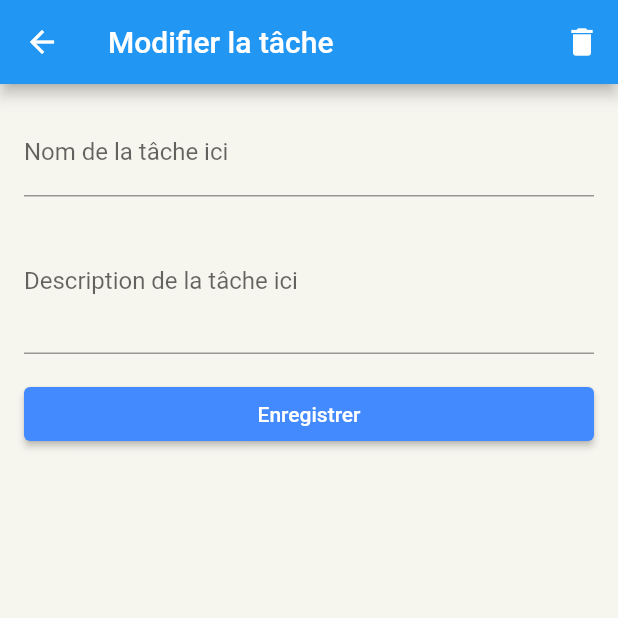
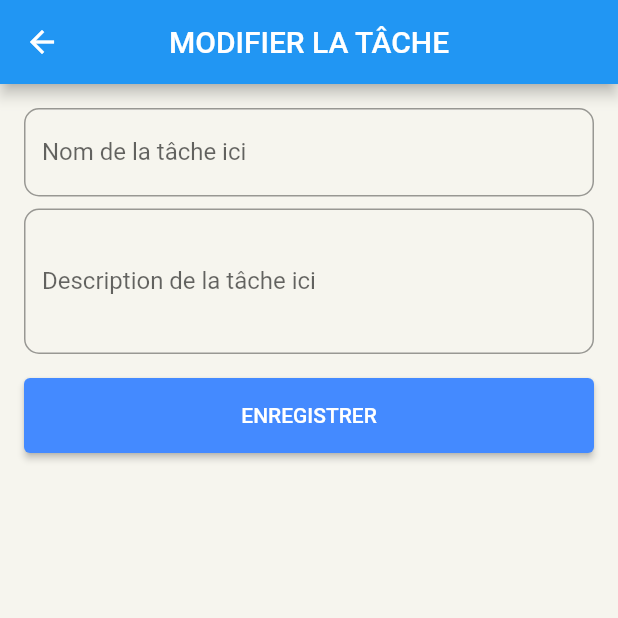
Before and after one commit to ISSIAGA-CONDE224/todo-app-firebase, a Flutter app: the EditTodoPage screen opened directly with empty values, on a phone screen of 412 x 824 dp, the top half of it. Run offline on Flutter 3.47's test engine with Material 2 defaults, Android fonts, the phone set to English and light mode, and no system bars; our stand-ins replace cloud_firestore, firebase_core, flutter_slidable; accounts and stored records are empty.

```diff
--- a/lib/main.dart
+++ b/lib/main.dart
@@ -5,6 +5,7 @@ import 'package:todo_app_firestore_example/page/home_page.dart';
 import 'package:todo_app_firestore_example/provider/todos.dart';
 
 Future main() async {
+  // initialisation de firebase
   WidgetsFlutterBinding.ensureInitialized();
   await Firebase.initializeApp();
 
--- a/lib/model/todo.dart
+++ b/lib/model/todo.dart
@@ -1,5 +1,8 @@
 import 'package:flutter/cupertino.dart';
 import 'package:todo_app_firestore_example/utils.dart';
+
+
+
 
 class TodoField {
   static const createdTime = 'createdTime';
@@ -19,7 +22,6 @@ class Todo {
     this.id,
     this.isDone = false,
   });
-
   static Todo fromJson(Map<String, dynamic> json) => Todo(
         createdTime: Utils.toDateTime(json['createdTime']),
         title: json['title'],
--- a/lib/page/edit_todo_page.dart
+++ b/lib/page/edit_todo_page.dart
@@ -30,19 +30,8 @@ class _EditTodoPageState extends State<EditTodoPage> {
   @override
   Widget build(BuildContext context) => Scaffold(
         appBar: AppBar(
-          title: Text('Modifier la tâche'),
-          actions: [
-            IconButton(
-              icon: Icon(Icons.delete),
-              onPressed: () {
-                final provider =
-                    Provider.of<TodosProvider>(context, listen: false);
-                provider.removeTodo(widget.todo);
-
-                Navigator.of(context).pop();
-              },
-            )
-          ],
+          title: Text('Modifier la tâche'.toUpperCase()),
+          centerTitle: true,
         ),
         body: Padding(
           padding: EdgeInsets.all(16),
--- a/lib/page/home_page.dart
+++ b/lib/page/home_page.dart
@@ -26,7 +26,8 @@ class _HomePageState extends State<HomePage> {
 
     return Scaffold(
       appBar: AppBar(
-        title: Text(MyApp.title),
+        title: Text(MyApp.title.toUpperCase()),
+        centerTitle: true,
       ),
       bottomNavigationBar: BottomNavigationBar(
         backgroundColor: Theme.of(context).primaryColor,
--- a/lib/provider/todos.dart
+++ b/lib/provider/todos.dart
@@ -5,8 +5,10 @@ import 'package:todo_app_firestore_example/model/todo.dart';
 class TodosProvider extends ChangeNotifier {
   List<Todo> _todos = [];
 
+// ici j'accède à tous les todos qui ne sont pas cochés
   List<Todo> get todos => _todos.where((todo) => todo.isDone == false).toList();
 
+//Ici j'ai fait l'inverse de la méthode ci-dessus
   List<Todo> get todosCompleted =>
       _todos.where((todo) => todo.isDone == true).toList();
 
@@ -16,10 +18,13 @@ class TodosProvider extends ChangeNotifier {
         notifyListeners();
       });
 
+  // methode d'ajout de todo. Mais j'accede  à cette fonction via ma classe FirebaseApi
   void addTodo(Todo todo) => FirebaseApi.createTodo(todo);
 
+  // methode de suppression de todo. Mais j'accede  à cette fonction via ma classe FirebaseApi
   void removeTodo(Todo todo) => FirebaseApi.deleteTodo(todo);
 
+  //fonction qui change l'etat d'un todo, s'il est coché ou pas (true || false)
   bool toggleTodoStatus(Todo todo) {
     todo.isDone = !todo.isDone;
     FirebaseApi.updateTodo(todo);
@@ -27,6 +32,7 @@ class TodosProvider extends ChangeNotifier {
     return todo.isDone;
   }
 
+//fonction de mise à jour du todo
   void updateTodo(Todo todo, String title, String description) {
     todo.title = title;
     todo.description = description;
--- a/lib/widget/todo_form_widget.dart
+++ b/lib/widget/todo_form_widget.dart
@@ -41,7 +41,11 @@ class TodoFormWidget extends StatelessWidget {
           return null;
         },
         decoration: InputDecoration(
-          border: UnderlineInputBorder(),
+          border: OutlineInputBorder(
+            borderRadius: const BorderRadius.all(
+              const Radius.circular(10.0),
+            ),
+          ),
           labelText: 'Nom de la tâche ici',
         ),
       );
@@ -51,19 +55,24 @@ class TodoFormWidget extends StatelessWidget {
         initialValue: description,
         onChanged: onChangedDescription,
         decoration: InputDecoration(
-          border: UnderlineInputBorder(),
+          border: OutlineInputBorder(
+            borderRadius: const BorderRadius.all(
+              const Radius.circular(10.0),
+            ),
+          ),
           labelText: 'Description de la tâche ici',
         ),
       );
 
   Widget buildButton() => SizedBox(
         width: double.infinity,
+        height: 50,
         child: ElevatedButton(
           style: ButtonStyle(
             backgroundColor: MaterialStateProperty.all(Colors.blueAccent),
           ),
           onPressed: onSavedTodo,
-          child: Text('Enregistrer'),
+          child: Text('Enregistrer'.toUpperCase()),
         ),
       );
 }
```
Also changed, not shown: lib/api/firebase_api.dart (+3 -4 lines).
